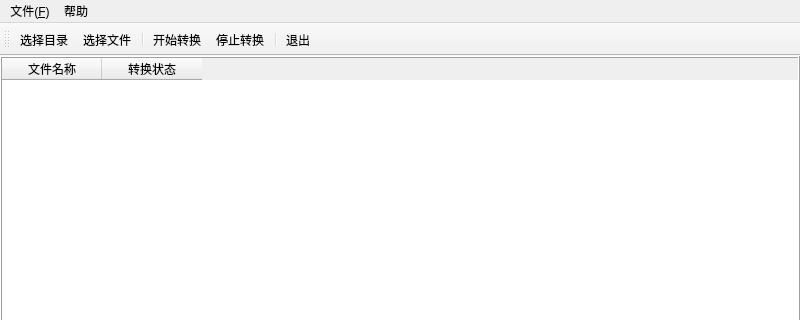
Above: ui_main.ui from jondy/mkepub before the change; both pictures show x 0 to 800 and y 0 to 320 of the 800 by 600 pixel window. Below: the same form after it.
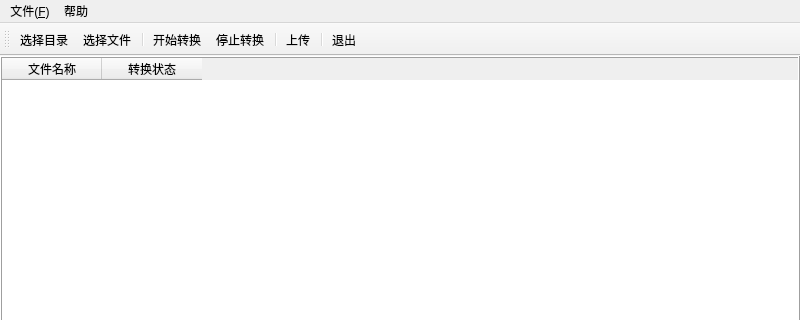
That is the form after the change.

Commit message: Add extra buttons

The edit to the form file:
```diff
--- a/ui_main.ui
+++ b/ui_main.ui
@@ -102,6 +102,8 @@
    <addaction name="actionStart"/>
    <addaction name="actionStop"/>
    <addaction name="separator"/>
+   <addaction name="actionUpload"/>
+   <addaction name="separator"/>
    <addaction name="actionQuit"/>
   </widget>
   <action name="actionSelectDirectory">
@@ -137,6 +139,14 @@
     <string>停止转换</string>
    </property>
   </action>
+  <action name="actionUpload">
+   <property name="text">
+    <string>上传</string>
+   </property>
+   <property name="toolTip">
+    <string>上传电子书到红云服务器</string>
+   </property>
+  </action>
  </widget>
  <resources/>
  <connections>
```
Left out of the diff: 5 changed lines with no effect on the pictures. The commit also changes 2 other files.
